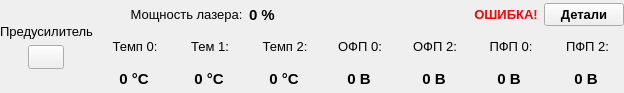
Above: preamplifier_panel.ui from bulkanul/EVO_YFL_1064_GUI_coherent2 before the change. Below: the same form after it.
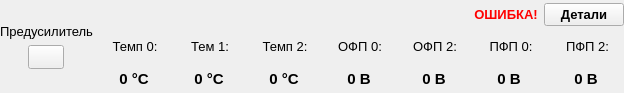
That is the form after the change. Icons and pictures are not drawn.

The edit to the form file:
```diff
--- a/preamplifier_panel.ui
+++ b/preamplifier_panel.ui
@@ -508,51 +508,6 @@
            </property>
           </widget>
          </item>
-         <item row="0" column="2">
-          <widget class="QLabel" name="l_power">
-           <property name="minimumSize">
-            <size>
-             <width>70</width>
-             <height>0</height>
-            </size>
-           </property>
-           <property name="maximumSize">
-            <size>
-             <width>70</width>
-             <height>16777215</height>
-            </size>
-           </property>
-           <property name="font">
-            <font>
-             <family>Arial</family>
-             <pointsize>11</pointsize>
-             <weight>75</weight>
-             <bold>true</bold>
-            </font>
-           </property>
-           <property name="text">
-            <string>0 %</string>
-           </property>
-          </widget>
-         </item>
-         <item row="0" column="0" colspan="2">
-          <widget class="QLabel" name="label_16">
-           <property name="font">
-            <font>
-             <family>Arial</family>
-             <pointsize>10</pointsize>
-             <weight>50</weight>
-             <bold>false</bold>
-            </font>
-           </property>
-           <property name="text">
-            <string>Мощность лазера: </string>
-           </property>
-           <property name="alignment">
-            <set>Qt::AlignRight|Qt::AlignTrailing|Qt::AlignVCenter</set>
-           </property>
-          </widget>
-         </item>
          <item row="0" column="5" colspan="2">
           <widget class="QWidget" name="w_error_box" native="true">
            <layout class="QHBoxLayout" name="horizontalLayout_4">
```
Left out of the diff: 9 changed lines with no effect on the pictures.
